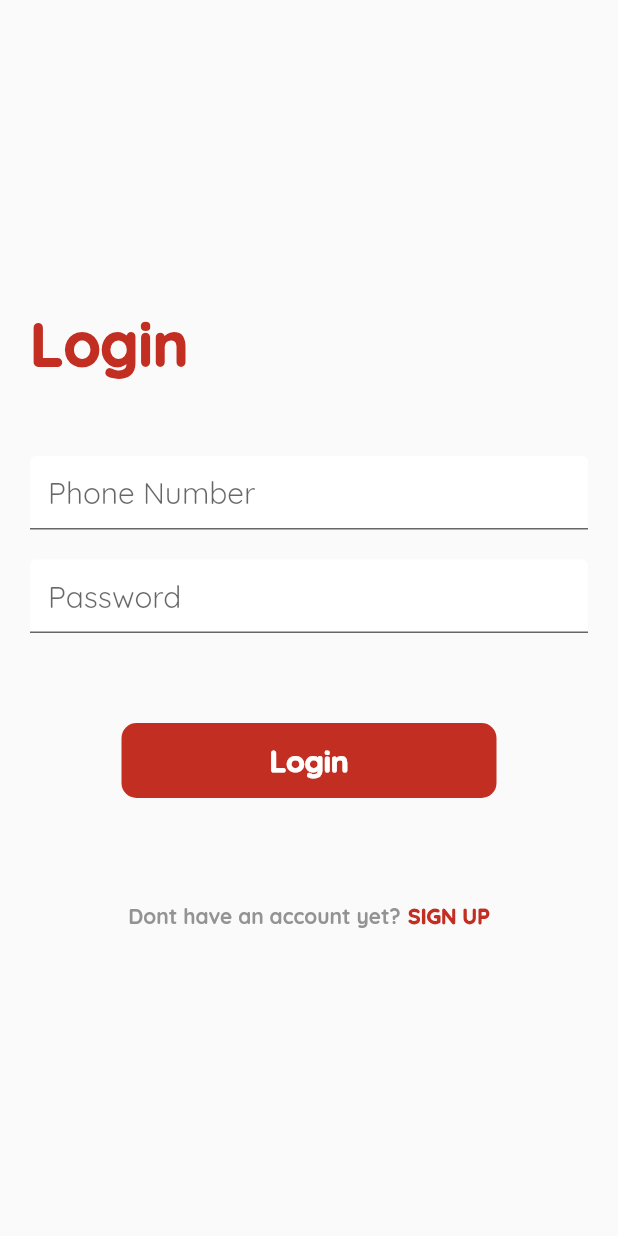
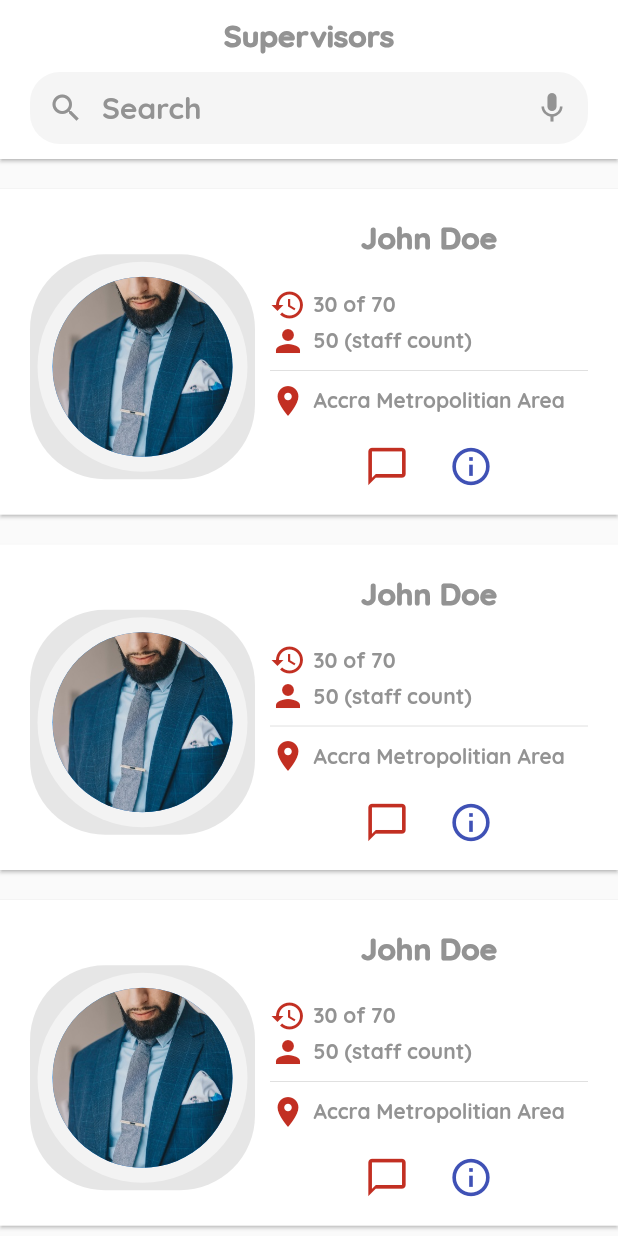
Before and after one commit to kwado-tech/project-management, a Flutter app: the screen it shows after launch, after a tap on "Login", on a phone screen of 412 x 824 dp. Run offline on Flutter 3.47's test engine with Material 2 defaults, Android fonts, the phone set to English and light mode, and no system bars.

Commit message:
Imported temp, loader & placeholder images, created named routes in main.dart file, navigated from auth-page to supervisor-page, created & designed superviors-page, added card & container colors in theme-colors, created & designed supervisor-item

```diff
--- a/lib/main.dart
+++ b/lib/main.dart
@@ -1,5 +1,6 @@
 import 'package:flutter/material.dart';
 import 'package:project_manager/pages/auth/auth_page.dart';
+import 'package:project_manager/pages/supervisors/supervisors_page.dart';
 import 'package:project_manager/theme/theme_colors.dart';
 
 void main() => runApp(MyApp());
@@ -12,8 +13,12 @@ class MyApp extends StatelessWidget {
       title: 'Project Manager',
       theme: ThemeData(
         primaryColor: tPrimaryColor,
-        fontFamily: 'Quicksand'),
-      home: AuthPage(),
+        fontFamily: 'Quicksand',
+      ),
+      routes: <String, WidgetBuilder>{
+        '/': (BuildContext context) => AuthPage(),
+        '/supervisors': (BuildContext context) => SupervisorsPage()
+      },
     );
   }
 }
--- a/lib/pages/auth/auth_page.dart
+++ b/lib/pages/auth/auth_page.dart
@@ -69,7 +69,10 @@ class _AuthPageState extends State<AuthPage> {
 
   Widget _buildFormControl() {
     return InkWell(
-      onTap: () {},
+      onTap: () {
+        FocusScope.of(context).requestFocus(FocusNode());
+        Navigator.of(context).pushReplacementNamed('/supervisors');
+      },
       child: Container(
         height: 50.0,
         width: 250.0,
--- /dev/null
+++ b/lib/pages/supervisors/supervisors_page.dart
@@ -0,0 +1,71 @@
+import 'package:flutter/material.dart';
+import 'package:project_manager/theme/theme_colors.dart';
+import 'package:project_manager/widgets/supervisors/supervisor_item.dart';
+
+class SupervisorsPage extends StatelessWidget {
+  Widget _buildSearchTextField() {
+    return Container(
+      padding: EdgeInsets.only(left: 20.0, right: 20.0, bottom: 10.0),
+      child: TextFormField(
+        style: TextStyle(
+            color: tTextColor, fontSize: 20.0, fontWeight: FontWeight.bold),
+        decoration: InputDecoration(
+            contentPadding:
+                EdgeInsets.symmetric(vertical: 10.0, horizontal: 10.0),
+            hintText: 'Search',
+            hintStyle: TextStyle(
+              color: tTextColor,
+              fontWeight: FontWeight.bold,
+            ),
+            filled: true,
+            // fillColor: tTextFieldBackgroundColor,
+            prefixIcon: Icon(
+              Icons.search,
+              color: tTextColor,
+            ),
+            suffixIcon: Icon(
+              Icons.mic,
+              color: tTextColor,
+            ),
+            border: OutlineInputBorder(
+                borderSide: BorderSide.none,
+                borderRadius: BorderRadius.circular(20.0))),
+      ),
+    );
+  }
+
+  @override
+  Widget build(BuildContext context) {
+    return GestureDetector(
+      onTap: () => FocusScope.of(context).requestFocus(FocusNode()),
+      child: Scaffold(
+        appBar: AppBar(
+          centerTitle: true,
+          elevation: 1.0,
+          backgroundColor: tAppBarColor,
+          title: Text(
+            'Supervisors',
+            style: TextStyle(color: tTextColor, fontWeight: FontWeight.w900),
+          ),
+          bottom: PreferredSize(
+            preferredSize: Size.fromHeight(50.0),
+            child: _buildSearchTextField(),
+          ),
+        ),
+        body: Container(
+          // padding: EdgeInsets.symmetric(horizontal: 20.0),
+          child: ListView(
+            children: <Widget>[
+              SupervisorItem(),
+              SupervisorItem(),
+              SupervisorItem(),
+              SupervisorItem(),
+              SupervisorItem(),
+              SupervisorItem(),
+            ],
+          ),
+        ),
+      ),
+    );
+  }
+}
--- a/lib/theme/theme_colors.dart
+++ b/lib/theme/theme_colors.dart
@@ -9,6 +9,10 @@ final Color tSecondaryColor = HexColor('512da8');
 final Color tAccentColor = HexColor('c22f22');
 final Color tErrorColor = HexColor('b00020');
 
+final Color tCardColor = HexColor('ffffff');
+
+final Color tContainer1Color = HexColor('e6e6e6');
+final Color tContainer2Color = HexColor('f3f3f3');
 
 final Color tBackgroundColor = HexColor('fafafa');
 final Color tAppBarColor = HexColor('ffffff');
--- /dev/null
+++ b/lib/widgets/supervisors/supervisor_item.dart
@@ -0,0 +1,152 @@
+import 'package:flutter/material.dart';
+import 'package:project_manager/theme/theme_colors.dart';
+
+class SupervisorItem extends StatelessWidget {
+  Widget _buildSupervisorImage() {
+    return Stack(
+      children: <Widget>[
+        Container(
+            height: 150.0,
+            width: 150.0,
+            decoration: BoxDecoration(
+                color: tContainer1Color,
+                borderRadius: BorderRadius.circular(50.0))),
+        Positioned(
+          top: 5.0,
+          left: 5.0,
+          child: Container(
+              height: 140.0,
+              width: 140.0,
+              decoration: BoxDecoration(
+                  color: tContainer2Color,
+                  borderRadius: BorderRadius.circular(70.0))),
+        ),
+        Positioned(
+          top: 15.0,
+          left: 15.0,
+          child: CircleAvatar(
+            radius: 60.0,
+            backgroundImage: AssetImage('assets/images/temp2.jpg'),
+            // backgroundImage: NetworkImage(product.imageUrl),
+          ),
+        )
+      ],
+    );
+  }
+
+  Widget _buildTitleRow() {
+    return Text('John Doe',
+        style: TextStyle(
+            color: tTextColor, fontSize: 20.0, fontWeight: FontWeight.w900));
+  }
+
+  Widget _buildLocationRow() {
+    return Row(
+      children: <Widget>[
+        Icon(Icons.location_on, color: tAccentColor),
+        SizedBox(width: 5.0),
+        Text(
+          'Accra Metropolitian Area',
+          softWrap: true,
+          style: TextStyle(color: tTextColor, fontWeight: FontWeight.bold),
+        ),
+      ],
+    );
+  }
+
+  Widget _buildTeamCountRow() {
+    return Row(
+      children: <Widget>[
+        Icon(Icons.person, color: tAccentColor),
+        SizedBox(width: 5.0),
+        Text(
+          '50 (staff count)',
+          softWrap: true,
+          style: TextStyle(color: tTextColor, fontWeight: FontWeight.bold),
+        ),
+      ],
+    );
+  }
+
+  Widget _buildProgressScoreRow() {
+    return Row(
+      children: <Widget>[
+        Icon(Icons.history, color: tAccentColor),
+        SizedBox(width: 5.0),
+        Text(
+          '30 of 70',
+          softWrap: true,
+          style: TextStyle(color: tTextColor, fontWeight: FontWeight.bold),
+        ),
+      ],
+    );
+  }
+
+  Widget _buildActionButtonsRow() {
+    return ButtonBar(
+      alignment: MainAxisAlignment.center,
+      children: <Widget>[
+        IconButton(
+          iconSize: 30.0,
+          icon: Icon(
+            Icons.chat_bubble_outline,
+            color: tAccentColor,
+          ),
+          onPressed: () {},
+        ),
+        IconButton(
+          iconSize: 30.0,
+          icon: Icon(
+            Icons.info_outline,
+            color: tPrimaryColor,
+          ),
+          onPressed: () {},
+        ),
+      ],
+    );
+  }
+
+  Widget _buildProductDetails({@required BuildContext context}) {
+    return Expanded(
+      child: Container(
+        padding: EdgeInsets.only(left: 10.0),
+        child: Column(
+          // crossAxisAlignment: CrossAxisAlignment.start,
+          children: <Widget>[
+            _buildTitleRow(),
+            SizedBox(height: 20.0),
+            _buildProgressScoreRow(),
+            _buildTeamCountRow(),
+            Divider(),
+            _buildLocationRow(),
+            _buildActionButtonsRow(),
+          ],
+        ),
+      ),
+    );
+  }
+
+  @override
+  Widget build(BuildContext context) {
+    return Column(
+      children: <Widget>[
+        SizedBox(height: 20.0),
+        Material(
+          elevation: 1.0,
+          child: Container(
+            color: tCardColor,
+            padding: EdgeInsets.only(top: 20.0, right: 20.0, left: 20.0),
+            // padding: EdgeInsets.all(20.0),
+            child: Row(
+              mainAxisAlignment: MainAxisAlignment.spaceEvenly,
+              children: <Widget>[
+                _buildSupervisorImage(),
+                _buildProductDetails(context: context)
+              ],
+            ),
+          ),
+        ),
+      ],
+    );
+  }
+}
```
Also changed, not shown: pubspec.yaml (+14 -1 lines), assets/images/login-background.jpg (added), assets/images/temp0.jpg (added), assets/images/temp1.jpg (added), assets/images/temp2.jpg (added), assets/images/temp3.jpg (added), assets/images/temp4.jpg (added), assets/images/temp5.jpg (added), assets/images/temp6.jpg (added), assets/images/temp7.jpg (added), assets/images/temp8.jpg (added), assets/images/temp9.jpg (added), assets/loader/loader.gif (added), assets/placeholder/placeholder.png (added).
